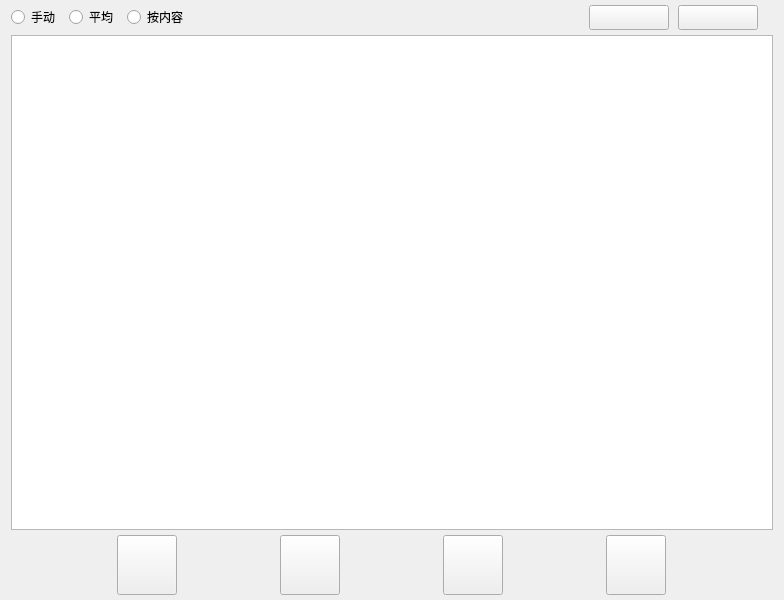
Above: Qt/ERP/storemanager.ui from superp2017/NTERP before the change. Below: the same form after it.
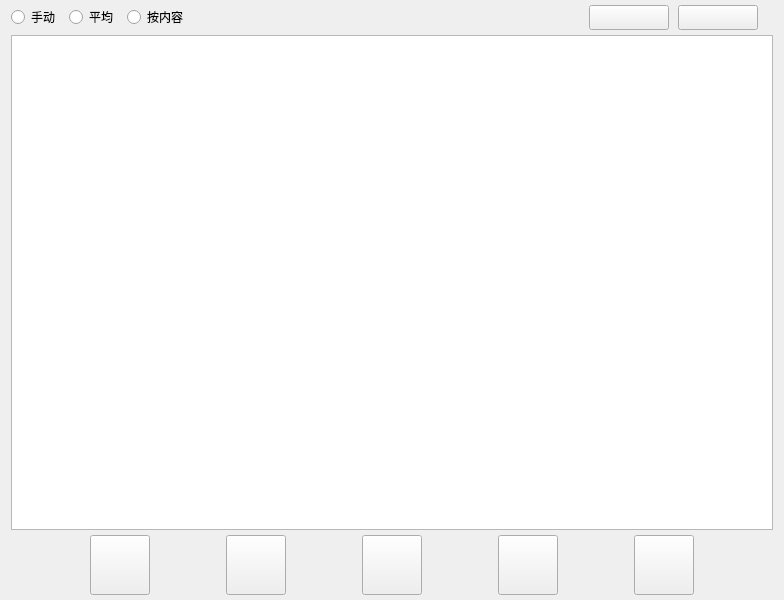
That is the form after the change. Custom widgets are drawn as their Qt base class.

What changed in the file:
```diff
--- a/Qt/ERP/storemanager.ui
+++ b/Qt/ERP/storemanager.ui
@@ -154,6 +154,25 @@
         </property>
        </widget>
       </item>
+      <item>
+       <widget class="QPushButton" name="pushButton_mod">
+        <property name="minimumSize">
+         <size>
+          <width>60</width>
+          <height>60</height>
+         </size>
+        </property>
+        <property name="maximumSize">
+         <size>
+          <width>60</width>
+          <height>60</height>
+         </size>
+        </property>
+        <property name="text">
+         <string/>
+        </property>
+       </widget>
+      </item>
       <item>
        <widget class="QPushButton" name="pushButton_in_store">
         <property name="minimumSize">
```
